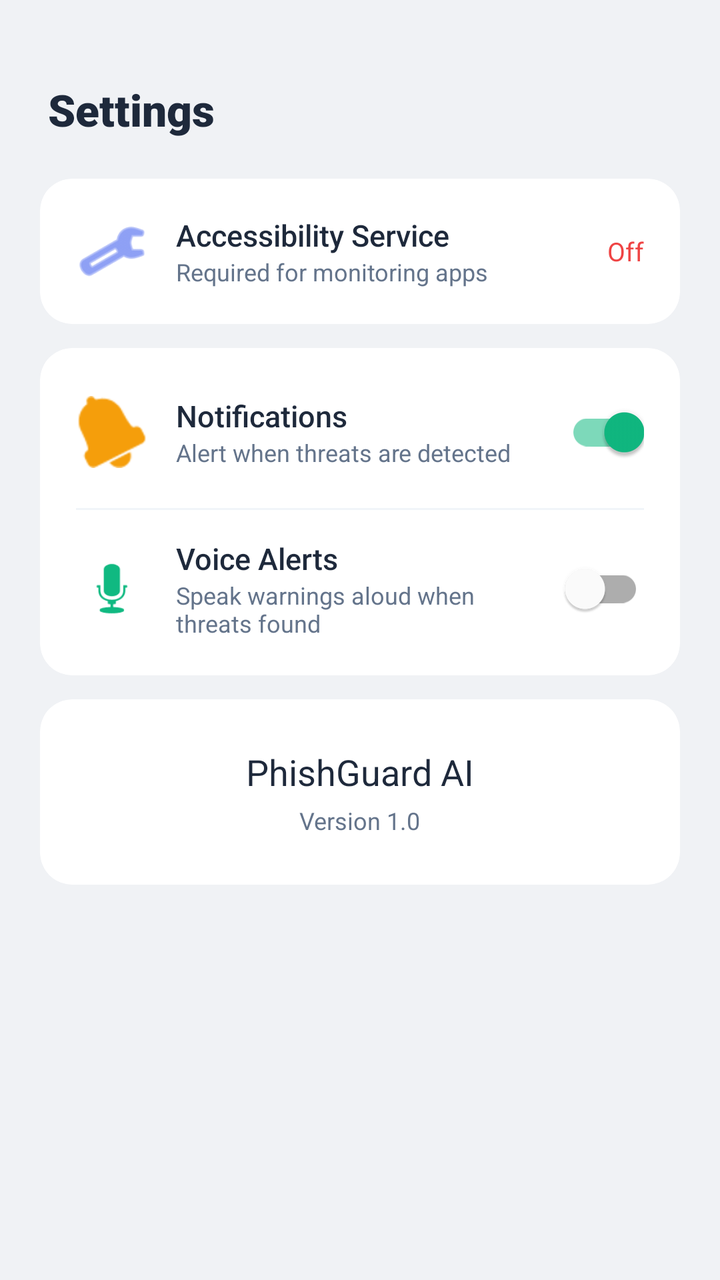
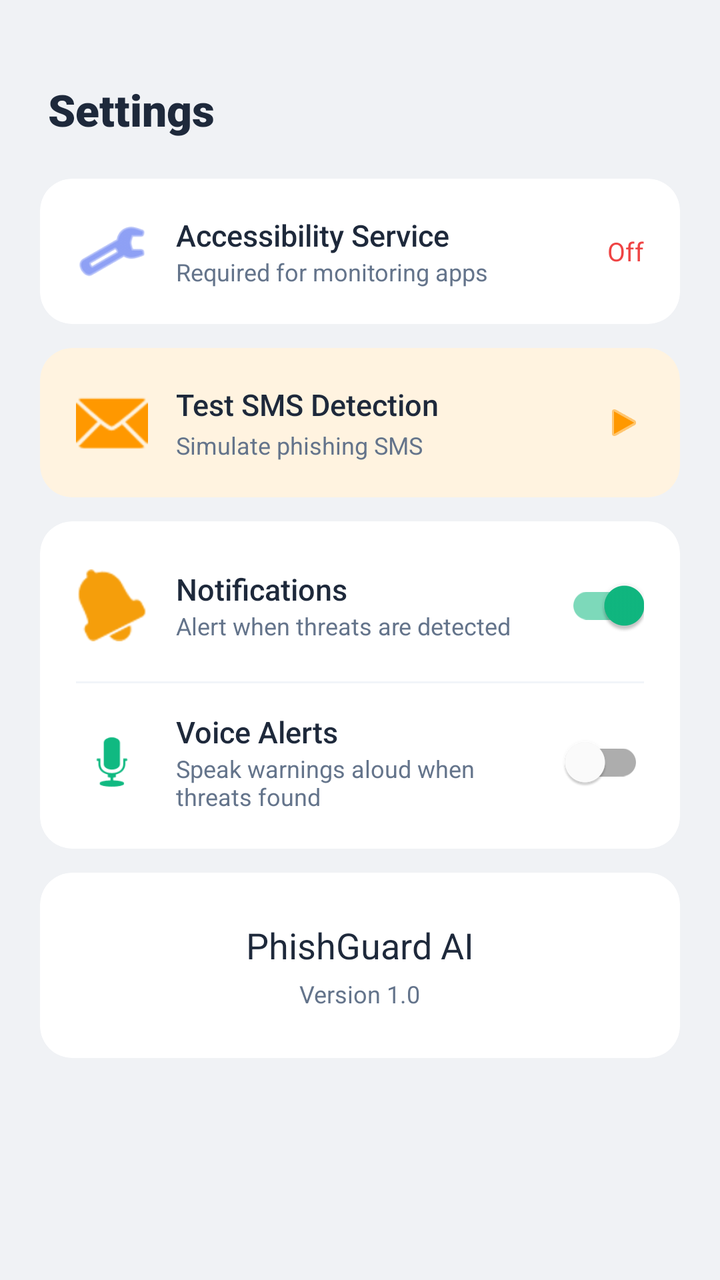

An Android layout rendered at two revisions. The XML below is the earlier revision; the diff shows what the commit changed to produce the second picture.
<!-- AndroidManifest.xml: application theme Theme.Ai_project_singapore -->
<!-- res/layout/fragment_settings.xml -->
<?xml version="1.0" encoding="utf-8"?>
<ScrollView xmlns:android="http://schemas.android.com/apk/res/android"
    xmlns:app="http://schemas.android.com/apk/res-auto"
    android:layout_width="match_parent"
    android:layout_height="match_parent"
    android:background="@color/background_light"
    android:fillViewport="true">

    <LinearLayout
        android:layout_width="match_parent"
        android:layout_height="wrap_content"
        android:orientation="vertical"
        android:paddingBottom="16dp">

        
        <TextView
            android:layout_width="wrap_content"
            android:layout_height="wrap_content"
            android:layout_marginStart="24dp"
            android:layout_marginTop="40dp"
            android:fontFamily="sans-serif-black"
            android:text="@string/settings_title"
            android:textColor="@color/text_primary"
            android:textSize="22sp" />

        
        <androidx.cardview.widget.CardView
            android:layout_width="match_parent"
            android:layout_height="wrap_content"
            android:layout_marginHorizontal="20dp"
            android:layout_marginTop="20dp"
            app:cardCornerRadius="16dp"
            app:cardElevation="0dp"
            app:cardBackgroundColor="@color/card_background">

            <LinearLayout
                android:id="@+id/btnAccessibility"
                android:layout_width="match_parent"
                android:layout_height="wrap_content"
                android:orientation="horizontal"
                android:gravity="center_vertical"
                android:padding="18dp"
                android:clickable="true"
                android:focusable="true"
                android:foreground="?android:attr/selectableItemBackground">

                <ImageView
                    android:layout_width="36dp"
                    android:layout_height="36dp"
                    android:src="@android:drawable/ic_menu_manage"
                    app:tint="@color/primary"
                    android:layout_marginEnd="14dp"/>

                <LinearLayout
                    android:layout_width="0dp"
                    android:layout_height="wrap_content"
                    android:layout_weight="1"
                    android:orientation="vertical">

                    <TextView
                        android:layout_width="wrap_content"
                        android:layout_height="wrap_content"
                        android:text="@string/setting_accessibility"
                        android:textColor="@color/text_primary"
                        android:textSize="15sp"
                        android:fontFamily="sans-serif-medium" />

                    <TextView
                        android:layout_width="wrap_content"
                        android:layout_height="wrap_content"
                        android:text="@string/setting_accessibility_desc"
                        android:textColor="@color/text_secondary"
                        android:textSize="12sp" />
                </LinearLayout>

                <TextView
                    android:id="@+id/tvAccessibilityStatus"
                    android:layout_width="wrap_content"
                    android:layout_height="wrap_content"
                    android:text="Off"
                    android:textColor="@color/error"
                    android:textSize="13sp"
                    android:fontFamily="sans-serif-bold" />
            </LinearLayout>
        </androidx.cardview.widget.CardView>

        
        <androidx.cardview.widget.CardView
            android:layout_width="match_parent"
            android:layout_height="wrap_content"
            android:layout_marginHorizontal="20dp"
            android:layout_marginTop="12dp"
            app:cardCornerRadius="16dp"
            app:cardElevation="0dp"
            app:cardBackgroundColor="@color/card_background">

            <LinearLayout
                android:layout_width="match_parent"
                android:layout_height="wrap_content"
                android:orientation="vertical"
                android:padding="4dp">

                
                <LinearLayout
                    android:layout_width="match_parent"
                    android:layout_height="wrap_content"
                    android:orientation="horizontal"
                    android:gravity="center_vertical"
                    android:padding="14dp">

                    <ImageView
                        android:layout_width="36dp"
                        android:layout_height="36dp"
                        android:src="@android:drawable/ic_popup_reminder"
                        app:tint="@color/warning"
                        android:layout_marginEnd="14dp"/>

                    <LinearLayout
                        android:layout_width="0dp"
                        android:layout_height="wrap_content"
                        android:layout_weight="1"
                        android:orientation="vertical">

                        <TextView
                            android:layout_width="wrap_content"
                            android:layout_height="wrap_content"
                            android:text="@string/setting_notifications"
                            android:textColor="@color/text_primary"
                            android:textSize="15sp"
                            android:fontFamily="sans-serif-medium" />

                        <TextView
                            android:layout_width="wrap_content"
                            android:layout_height="wrap_content"
                            android:text="@string/setting_notifications_desc"
                            android:textColor="@color/text_secondary"
                            android:textSize="12sp" />
                    </LinearLayout>

                    <com.google.android.material.switchmaterial.SwitchMaterial
                        android:id="@+id/switchNotifications"
                        android:layout_width="wrap_content"
                        android:layout_height="wrap_content"
                        android:checked="true" />
                </LinearLayout>

                <View android:layout_width="match_parent" android:layout_height="1dp"
                    android:background="@color/divider" android:layout_marginHorizontal="14dp"/>

                
                <LinearLayout
                    android:layout_width="match_parent"
                    android:layout_height="wrap_content"
                    android:orientation="horizontal"
                    android:gravity="center_vertical"
                    android:padding="14dp">

                    <ImageView
                        android:layout_width="36dp"
                        android:layout_height="36dp"
                        android:src="@android:drawable/ic_btn_speak_now"
                        app:tint="@color/success"
                        android:layout_marginEnd="14dp"/>

                    <LinearLayout
                        android:layout_width="0dp"
                        android:layout_height="wrap_content"
                        android:layout_weight="1"
                        android:orientation="vertical">

                        <TextView
                            android:layout_width="wrap_content"
                            android:layout_height="wrap_content"
                            android:text="@string/setting_tts"
                            android:textColor="@color/text_primary"
                            android:textSize="15sp"
                            android:fontFamily="sans-serif-medium" />

                        <TextView
                            android:layout_width="wrap_content"
                            android:layout_height="wrap_content"
                            android:text="@string/setting_tts_desc"
                            android:textColor="@color/text_secondary"
                            android:textSize="12sp" />
                    </LinearLayout>

                    <com.google.android.material.switchmaterial.SwitchMaterial
                        android:id="@+id/switchTts"
                        android:layout_width="wrap_content"
                        android:layout_height="wrap_content" />
                </LinearLayout>
            </LinearLayout>
        </androidx.cardview.widget.CardView>

        
        <androidx.cardview.widget.CardView
            android:layout_width="match_parent"
            android:layout_height="wrap_content"
            android:layout_marginHorizontal="20dp"
            android:layout_marginTop="12dp"
            app:cardCornerRadius="16dp"
            app:cardElevation="0dp"
            app:cardBackgroundColor="@color/card_background">

            <LinearLayout
                android:layout_width="match_parent"
                android:layout_height="wrap_content"
                android:orientation="vertical"
                android:gravity="center"
                android:padding="24dp">

                <TextView
                    android:layout_width="wrap_content"
                    android:layout_height="wrap_content"
                    android:text="@string/app_name"
                    android:textColor="@color/text_primary"
                    android:textSize="18sp"
                    android:fontFamily="sans-serif-bold" />

                <TextView
                    android:layout_width="wrap_content"
                    android:layout_height="wrap_content"
                    android:text="@string/setting_version"
                    android:textColor="@color/text_secondary"
                    android:textSize="12sp"
                    android:layout_marginTop="4dp" />
            </LinearLayout>
        </androidx.cardview.widget.CardView>

    </LinearLayout>
</ScrollView>
<!-- resources referenced by this layout -->
<resources>
  <color name="background_light">#F0F2F5</color>
  <color name="card_background">#FFFFFF</color>
  <color name="divider">#F1F5F9</color>
  <color name="error">#EF4444</color>
  <color name="primary">#4361EE</color>
  <color name="success">#10B981</color>
  <color name="text_primary">#1E293B</color>
  <color name="text_secondary">#64748B</color>
  <color name="warning">#F59E0B</color>
  <string name="app_name">PhishGuard AI</string>
  <string name="setting_accessibility">Accessibility Service</string>
  <string name="setting_accessibility_desc">Required for monitoring apps</string>
  <string name="setting_notifications">Notifications</string>
  <string name="setting_notifications_desc">Alert when threats are detected</string>
  <string name="setting_tts">Voice Alerts</string>
  <string name="setting_tts_desc">Speak warnings aloud when threats found</string>
  <string name="setting_version">Version 1.0</string>
  <string name="settings_title">Settings</string>
  <style name="Theme.Ai_project_singapore" parent="Theme.MaterialComponents.DayNight.NoActionBar">
          
          <item name="colorPrimary">@color/primary</item>
          <item name="colorPrimaryVariant">@color/primary_dark</item>
          <item name="colorOnPrimary">@color/white</item>
          
          <item name="colorSecondary">@color/success</item>
          <item name="colorSecondaryVariant">@color/success_dark</item>
          <item name="colorOnSecondary">@color/white</item>
          
          <item name="android:statusBarColor">?attr/colorPrimaryVariant</item>
          
      </style>
  <color name="primary_dark">#3A0CA3</color>
  <color name="white">#FFFFFFFF</color>
  <color name="success_dark">#059669</color>
</resources>

<!-- the commit's change to res/layout/fragment_settings.xml (unified diff, before → after) -->
@@ -83,6 +83,69 @@
                     android:fontFamily="sans-serif-bold" />
             </LinearLayout>
         </androidx.cardview.widget.CardView>
+        
+        
+        <androidx.cardview.widget.CardView
+            android:layout_width="match_parent"
+            android:layout_height="wrap_content"
+            android:layout_marginHorizontal="20dp"
+            android:layout_marginTop="12dp"
+            app:cardCornerRadius="16dp"
+            app:cardElevation="0dp"
+            app:cardBackgroundColor="#FFF3E0">
+
+            <LinearLayout
+                android:id="@+id/btnTestSms"
+                android:layout_width="match_parent"
+                android:layout_height="wrap_content"
+                android:orientation="horizontal"
+                android:gravity="center_vertical"
+                android:padding="18dp"
+                android:clickable="true"
+                android:focusable="true"
+                android:foreground="?android:attr/selectableItemBackground">
+
+                <ImageView
+                    android:layout_width="36dp"
+                    android:layout_height="36dp"
+                    android:src="@android:drawable/ic_dialog_email"
+                    app:tint="#FF9800"
+                    android:layout_marginEnd="14dp"/>
+
+                <LinearLayout
+                    android:layout_width="0dp"
+                    android:layout_height="wrap_content"
+                    android:layout_weight="1"
+                    android:orientation="vertical">
+
+                    <TextView
+                        android:layout_width="wrap_content"
+                        android:layout_height="wrap_content"
+                        android:text="Test SMS Detection"
+                        android:textColor="@color/text_primary"
+                        android:textSize="15sp"
+                        android:fontFamily="sans-serif-medium"
+                        android:maxLines="1"
+                        android:ellipsize="end" />
+
+                    <TextView
+                        android:layout_width="wrap_content"
+                        android:layout_height="wrap_content"
+                        android:text="Simulate phishing SMS"
+                        android:textColor="@color/text_secondary"
+                        android:textSize="12sp"
+                        android:layout_marginTop="2dp"
+                        android:maxLines="1"
+                        android:ellipsize="end" />
+                </LinearLayout>
+
+                <ImageView
+                    android:layout_width="20dp"
+                    android:layout_height="20dp"
+                    android:src="@android:drawable/ic_media_play"
+                    app:tint="#FF9800" />
+            </LinearLayout>
+        </androidx.cardview.widget.CardView>
 
         
         <androidx.cardview.widget.CardView
